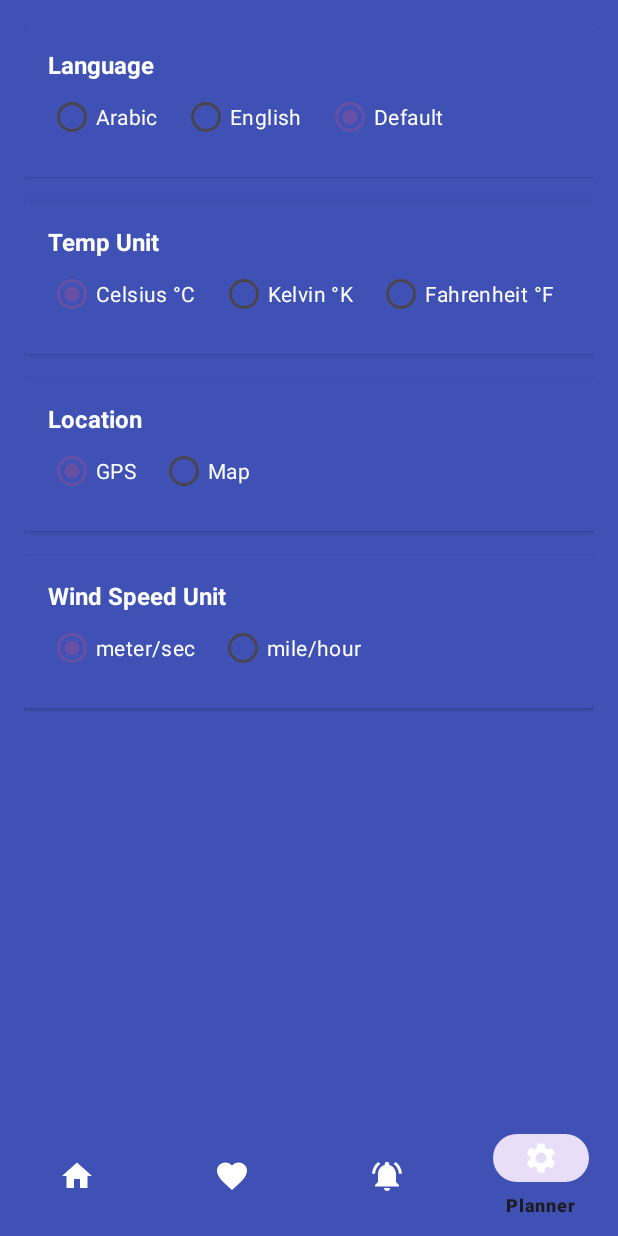
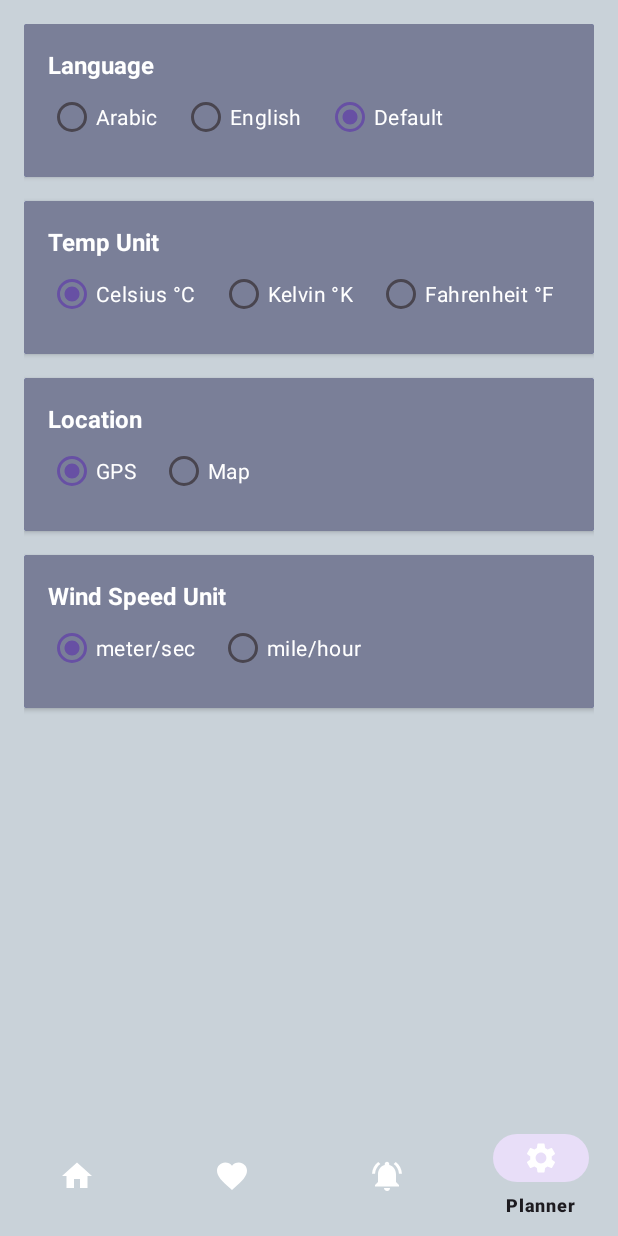
Before and after one commit to NadaElsayed1/Sky-Teller, an Android app: the screen it shows after launch (MainActivity), item 4 of the bottom bar chosen, on a phone screen of 412 x 824 dp. Run offline under Robolectric (Android 15) with nearby library versions, the phone set to English and light mode, and no system bars; our stand-ins replace Room's generated code; libraries missing offline, so code that uses them is left out: com.github.matteobattilana.weather; pictures from the network do not load.

Commit message:
update xml

```diff
--- a/ClearSky/app/src/main/java/com/example/clearsky/db/WeatherDao.kt
+++ b/ClearSky/app/src/main/java/com/example/clearsky/db/WeatherDao.kt
@@ -6,7 +6,6 @@ import androidx.room.Delete
 import androidx.room.Insert
 import androidx.room.OnConflictStrategy
 import androidx.room.Query
-import com.example.clearsky.model.CityResponseApi
 import com.example.clearsky.model.CurrentResponseApi
 import com.example.clearsky.model.ForecastResponseApi
 
--- a/ClearSky/app/src/main/java/com/example/clearsky/db/WeatherDatabase.kt
+++ b/ClearSky/app/src/main/java/com/example/clearsky/db/WeatherDatabase.kt
@@ -5,14 +5,13 @@ import androidx.room.Room
 import androidx.room.RoomDatabase
 import android.content.Context
 import androidx.room.TypeConverters
-import com.example.clearsky.model.CityResponseApi
 import com.example.clearsky.model.CurrentResponseApi
 import com.example.clearsky.model.ForecastResponseApi
 import com.example.clearsky.model.ForecastTypeConverter
 import com.example.clearsky.model.WeatherTypeConverter
 
-@Database(entities = [ForecastResponseApi::class, CurrentResponseApi::class, CityResponseApi::class], version = 1)
-@TypeConverters(ForecastTypeConverter::class, WeatherTypeConverter::class, CityTypeConverter::class)
+@Database(entities = [ForecastResponseApi::class, CurrentResponseApi::class], version = 2)
+@TypeConverters(ForecastTypeConverter::class, WeatherTypeConverter::class)
 abstract class WeatherDatabase : RoomDatabase() {
     abstract fun weatherDao(): WeatherDao
 
--- a/ClearSky/app/src/main/java/com/example/clearsky/home/view/HomeFragment.kt
+++ b/ClearSky/app/src/main/java/com/example/clearsky/home/view/HomeFragment.kt
@@ -68,14 +68,17 @@ class HomeFragment : Fragment() {
     }
 
     private fun updateTemperatureUnit(unit: String) {
-        binding.currentTempTxt.text = weatherViewModel.currentWeatherData.value?.let {
-            convertTemperature(it.main?.temp ?: 0.0, unit)
-        } ?: "Data not available"
+        weatherViewModel.currentWeatherData.value?.let { data ->
+            binding.currentTempTxt.text = convertTemperature(data.main?.temp ?: 0.0, unit)
+            binding.feelsLikeTxt.text = convertTemperature(data.main?.feelsLike ?: 0.0, unit)  // Feels like temperature
+        } ?: run {
+            binding.currentTempTxt.text = "Data not available"
+            binding.feelsLikeTxt.text = "Data not available"
+        }
     }
 
     private fun updateLanguage(language: String) {
         Locale.setDefault(Locale(language))
-        updateUIWithCurrentLanguage()
     }
 
     private fun updateWindSpeedUnit(unit: String) {
@@ -83,7 +86,6 @@ class HomeFragment : Fragment() {
         binding.windTxt.text = convertWindSpeed(currentWindSpeed, unit)
     }
 
-    private fun updateUIWithCurrentLanguage() {}
 
     private fun setupSharedPreferencesListener() {
         sharedPreferences.registerOnSharedPreferenceChangeListener { sharedPrefs, key ->
@@ -132,6 +134,10 @@ class HomeFragment : Fragment() {
                     currentTempTxt.text = convertTemperature(it.main?.temp ?: 0.0, tempUnit)
                     maxTempTxt.text = convertTemperature(it.main?.tempMax ?: 0.0, tempUnit)
                     minTempTxt.text = convertTemperature(it.main?.tempMin ?: 0.0, tempUnit)
+                    feelsLikeTxt.text = getString(R.string.feelslike)
+                    feelsLikevalue.text = convertTemperature(it.main?.feelsLike ?: 0.0, tempUnit)
+                    pressureTxt.text = getString(R.string.pressure)
+                    pressurevalue.text = "${it.main?.pressure ?: 0} hPa"
 
                     Glide.with(requireContext())
                         .load(data.weather?.get(0)?.icon)
--- a/ClearSky/app/src/main/java/com/example/clearsky/network/ApiService.kt
+++ b/ClearSky/app/src/main/java/com/example/clearsky/network/ApiService.kt
@@ -1,6 +1,5 @@
 package com.example.clearsky.network
 
-import com.example.clearsky.model.CityResponseApi
 import com.example.clearsky.model.CurrentResponseApi
 import com.example.clearsky.model.ForecastResponseApi
 import retrofit2.http.GET
@@ -26,10 +25,4 @@ interface ApiService {
         @Query("lang") language: String
     ): ForecastResponseApi
 
-    @GET("geo/1.0/direct")
-    suspend fun getCitiesList(
-        @Query("q") q: String,
-        @Query("limit") limit: Int,
-        @Query("appid") apiKey: String
-    ): CityResponseApi
 }
--- a/ClearSky/app/src/main/res/layout/activity_map.xml
+++ b/ClearSky/app/src/main/res/layout/activity_map.xml
@@ -14,9 +14,10 @@
             android:id="@+id/button_select"
             android:layout_width="wrap_content"
             android:layout_height="wrap_content"
-            android:text="Select Location"
             android:layout_alignParentTop="true"
             android:layout_centerHorizontal="true"
-            android:layout_marginTop="16dp" /> <!-- Optional margin for spacing -->
+            android:layout_marginTop="16dp"
+            android:backgroundTint="@color/bluee"
+            android:text="Select Location" /> <!-- Optional margin for spacing -->
     </RelativeLayout>
 </layout>
--- a/ClearSky/app/src/main/res/layout/activity_map_setting.xml
+++ b/ClearSky/app/src/main/res/layout/activity_map_setting.xml
@@ -14,9 +14,10 @@
             android:id="@+id/button_select"
             android:layout_width="wrap_content"
             android:layout_height="wrap_content"
-            android:text="Select Location"
             android:layout_alignParentTop="true"
             android:layout_centerHorizontal="true"
-            android:layout_marginTop="16dp" /> <!-- Optional margin for spacing -->
+            android:layout_marginTop="16dp"
+            android:backgroundTint="@color/bluee"
+            android:text="Select Location" /> <!-- Optional margin for spacing -->
     </RelativeLayout>
 </layout>
--- a/ClearSky/app/src/main/res/layout/fragment_favourites.xml
+++ b/ClearSky/app/src/main/res/layout/fragment_favourites.xml
@@ -4,6 +4,7 @@
     xmlns:tools="http://schemas.android.com/tools"
     android:layout_width="match_parent"
     android:layout_height="match_parent"
+    android:background="@color/babyBlue"
     tools:context=".favourite.view.FavouritesFragment">
 
     <com.google.android.material.floatingactionbutton.FloatingActionButton
@@ -22,10 +23,11 @@
 
     <androidx.recyclerview.widget.RecyclerView
         android:id="@+id/recyclerView"
-        android:layout_width="398dp"
-        android:layout_height="626dp"
+        android:layout_width="340dp"
+        android:layout_height="591dp"
         android:layout_margin="16dp"
         android:layout_marginTop="16dp"
+        android:background="@color/babyBlue"
         app:layout_constraintEnd_toEndOf="parent"
         app:layout_constraintHorizontal_bias="0.5"
         app:layout_constraintStart_toStartOf="parent"
--- a/ClearSky/app/src/main/res/layout/fragment_settings.xml
+++ b/ClearSky/app/src/main/res/layout/fragment_settings.xml
@@ -3,9 +3,10 @@
     xmlns:app="http://schemas.android.com/apk/res-auto"
     android:layout_width="match_parent"
     android:layout_height="match_parent"
-    android:background="@color/blue"
+    android:background="@color/babyBlue"
     android:orientation="vertical"
     android:padding="16dp">
+
     <androidx.cardview.widget.CardView
         android:layout_width="match_parent"
         android:layout_height="wrap_content"
@@ -15,6 +16,8 @@
         <LinearLayout
             android:layout_width="match_parent"
             android:layout_height="wrap_content"
+            android:background="@color/bluee"
+            android:backgroundTint="@color/bluee"
             android:orientation="vertical"
             android:padding="16dp">
 
@@ -67,6 +70,8 @@
         <LinearLayout
             android:layout_width="match_parent"
             android:layout_height="wrap_content"
+            android:background="@color/bluee"
+            android:backgroundTint="@color/bluee"
             android:orientation="vertical"
             android:padding="16dp">
 
@@ -119,6 +124,7 @@
         <LinearLayout
             android:layout_width="match_parent"
             android:layout_height="wrap_content"
+            android:background="@color/bluee"
             android:orientation="vertical"
             android:padding="16dp">
 
@@ -162,6 +168,7 @@
         <LinearLayout
             android:layout_width="match_parent"
             android:layout_height="wrap_content"
+            android:background="@color/bluee"
             android:orientation="vertical"
             android:padding="16dp">
 
--- a/ClearSky/app/src/main/res/values/colors.xml
+++ b/ClearSky/app/src/main/res/values/colors.xml
@@ -3,4 +3,6 @@
     <color name="black">#FF000000</color>
     <color name="white">#FFFFFFFF</color>
     <color name="blue">#3F51B5</color>
+    <color name="babyBlue">#C9D2D9</color>
+    <color name="bluee">#7A7F98</color>
 </resources>
--- a/ClearSky/app/src/main/res/values/strings.xml
+++ b/ClearSky/app/src/main/res/values/strings.xml
@@ -40,4 +40,8 @@
     <string name="feelLike">"Feels Like: "</string>
     <string name="Alert">Alert</string>
     <string name="NotificationOnly">Notification</string>
+    <string name="feelslike">"Feels Like: "</string>
+    <string name="pressure">"Pressure: "</string>
+    <string name="pressureValue">val</string>
+    <string name="feelval">val</string>
 </resources>
```
Also changed, not shown: ClearSky/app/src/main/res/layout/activity_alert.xml (+7 -4 lines), ClearSky/app/src/main/res/layout/favorite_item.xml (+6 -5 lines), ClearSky/app/src/main/res/layout/fragment_home.xml (+69 -4 lines), ClearSky/app/src/main/res/layout/fragment_notifications.xml (+10 -6 lines), 1 other file.
